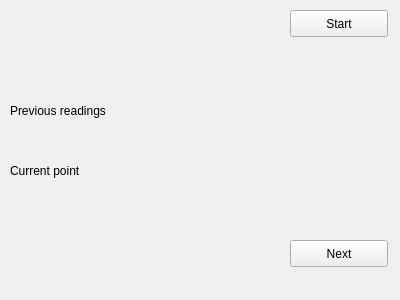
Qt form src/rqt_marker_recorder/resource/MRPlugin.ui (lkowale/an_env) before a commit.
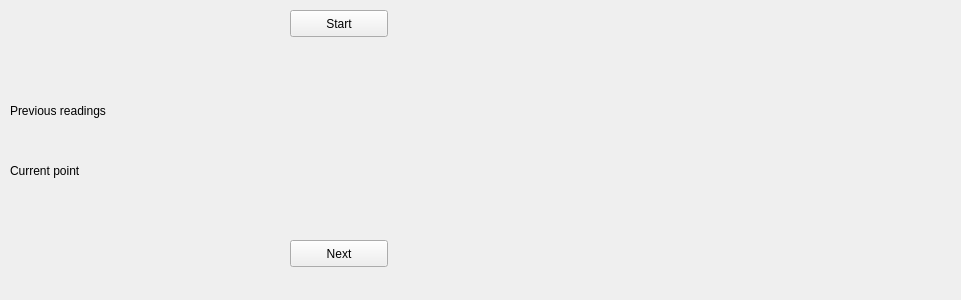
The same form after that commit.

Commit message: MarkerRecorder.subscriber data save to csv

Patch:
```diff
--- a/src/rqt_marker_recorder/resource/MRPlugin.ui
+++ b/src/rqt_marker_recorder/resource/MRPlugin.ui
@@ -6,7 +6,7 @@
    <rect>
     <x>0</x>
     <y>0</y>
-    <width>400</width>
+    <width>961</width>
     <height>300</height>
    </rect>
   </property>
@@ -44,7 +44,7 @@
     <rect>
      <x>10</x>
      <y>100</y>
-     <width>381</width>
+     <width>931</width>
      <height>21</height>
     </rect>
    </property>
@@ -57,7 +57,7 @@
     <rect>
      <x>10</x>
      <y>130</y>
-     <width>381</width>
+     <width>941</width>
      <height>21</height>
     </rect>
    </property>
@@ -83,7 +83,7 @@
     <rect>
      <x>10</x>
      <y>190</y>
-     <width>381</width>
+     <width>941</width>
      <height>21</height>
     </rect>
    </property>
```
The commit also changes 1 other file.
